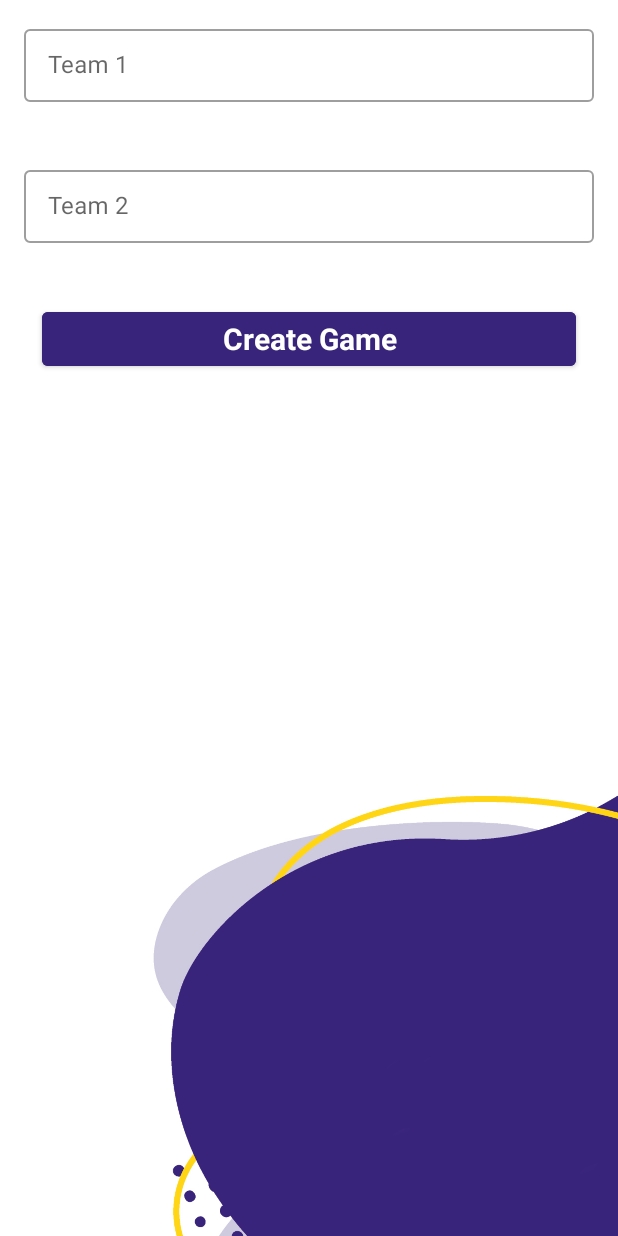
After one commit to tea561/MOSIS-PROJEKAT, an Android app: the CreateGameFragment screen opened through its navigation route, on a phone screen of 412 x 824 dp. The commit adds this screen. Run offline under Robolectric (Android 15) with nearby library versions, the phone set to English and light mode, and no system bars; our stand-ins replace Firebase (no records; nobody signed in at launch, a user with empty details on screens opened directly), navigation-ui.

Commit message:
Kreiranje igre

```diff
--- a/CaptureTheFlag/app/src/main/java/elfak/mosis/capturetheflag/common/HomeFragment.kt
+++ b/CaptureTheFlag/app/src/main/java/elfak/mosis/capturetheflag/common/HomeFragment.kt
@@ -7,6 +7,7 @@ import android.view.ViewGroup
 import android.widget.TextView
 import android.widget.Toast
 import androidx.fragment.app.Fragment
+import androidx.navigation.fragment.findNavController
 import com.google.android.material.navigation.NavigationView
 import elfak.mosis.capturetheflag.R
 import elfak.mosis.capturetheflag.databinding.FragmentHomeBinding
@@ -32,6 +33,11 @@ class HomeFragment : Fragment() {
 
     override fun onViewCreated(view: View, savedInstanceState: Bundle?) {
         super.onViewCreated(view, savedInstanceState)
+
+        binding.buttonCreateGame.setOnClickListener{
+            findNavController().navigate(R.id.action_HomeFragment_to_CreateGameFragment)
+        }
+
     }
 
 }
--- /dev/null
+++ b/CaptureTheFlag/app/src/main/java/elfak/mosis/capturetheflag/game/setup/CreateGameFragment.kt
@@ -0,0 +1,61 @@
+package elfak.mosis.capturetheflag.game.setup
+
+import android.os.Bundle
+import androidx.fragment.app.Fragment
+import android.view.LayoutInflater
+import android.view.View
+import android.view.ViewGroup
+import android.widget.EditText
+import android.widget.Toast
+import androidx.core.os.bundleOf
+import androidx.fragment.app.activityViewModels
+import androidx.fragment.app.setFragmentResult
+import androidx.navigation.fragment.findNavController
+import elfak.mosis.capturetheflag.R
+import elfak.mosis.capturetheflag.databinding.FragmentCreateGameBinding
+import elfak.mosis.capturetheflag.databinding.FragmentEditProfileBinding
+import elfak.mosis.capturetheflag.game.viewmodel.GameViewModel
+import elfak.mosis.capturetheflag.model.UserViewModel
+
+class CreateGameFragment : Fragment() {
+
+    private var _binding: FragmentCreateGameBinding? = null
+    private val binding get() = _binding!!
+
+    private val gameViewModel: GameViewModel by activityViewModels()
+
+    override fun onCreate(savedInstanceState: Bundle?) {
+        super.onCreate(savedInstanceState)
+    }
+
+    override fun onCreateView(
+        inflater: LayoutInflater, container: ViewGroup?,
+        savedInstanceState: Bundle?
+    ): View? {
+        // Inflate the layout for this fragment
+        _binding = FragmentCreateGameBinding.inflate(inflater, container, false)
+        return binding.root
+    }
+
+    override fun onViewCreated(view: View, savedInstanceState: Bundle?) {
+        super.onViewCreated(view, savedInstanceState)
+        val team1Input: EditText = requireView().findViewById(R.id.textInputTeam1)
+        val team2Input: EditText = requireView().findViewById(R.id.textInputTeam2)
+
+        binding.buttonStart.setOnClickListener{
+            val team1: String = team1Input.text.toString()
+            val team2: String = team2Input.text.toString()
+
+            if(team1 == "" || team2 == "")
+            {
+                Toast.makeText(view.context, "Please fill in all fields.", Toast.LENGTH_SHORT).show()
+            }
+            else {
+                gameViewModel.createGame(team1, team2)
+                //TODO: nav
+            }
+        }
+
+    }
+
+}
--- /dev/null
+++ b/CaptureTheFlag/app/src/main/res/layout/fragment_create_game.xml
@@ -0,0 +1,64 @@
+<?xml version="1.0" encoding="utf-8"?>
+<LinearLayout xmlns:android="http://schemas.android.com/apk/res/android"
+    xmlns:app="http://schemas.android.com/apk/res-auto"
+    xmlns:tools="http://schemas.android.com/tools"
+    android:layout_width="match_parent"
+    android:layout_height="match_parent"
+    android:orientation="vertical"
+    tools:context=".game.setup.CreateGameFragment">
+
+    <com.google.android.material.textfield.TextInputLayout
+        android:id="@+id/textInputLayoutTeam1"
+        style="@style/Widget.MaterialComponents.TextInputLayout.OutlinedBox.Dense"
+        android:layout_width="match_parent"
+        android:layout_height="wrap_content"
+        android:layout_marginStart="16dp"
+        android:layout_marginTop="14dp"
+        android:layout_marginEnd="16dp"
+        android:layout_marginBottom="40dp"
+        android:hint="@string/team_1">
+
+        <com.google.android.material.textfield.TextInputEditText
+            android:id="@+id/textInputTeam1"
+            android:layout_width="match_parent"
+            android:layout_height="match_parent"
+            android:inputType="none" />
+    </com.google.android.material.textfield.TextInputLayout>
+
+    <com.google.android.material.textfield.TextInputLayout
+        android:id="@+id/textInputLayoutTeam2"
+        style="@style/Widget.MaterialComponents.TextInputLayout.OutlinedBox.Dense"
+        android:layout_width="match_parent"
+        android:layout_height="wrap_content"
+        android:layout_marginStart="16dp"
+        android:layout_marginEnd="16dp"
+        android:layout_marginBottom="40dp"
+        android:hint="@string/team_2">
+
+        <com.google.android.material.textfield.TextInputEditText
+            android:id="@+id/textInputTeam2"
+            android:layout_width="match_parent"
+            android:layout_height="match_parent"
+            android:inputType="none" />
+    </com.google.android.material.textfield.TextInputLayout>
+
+    <Button
+        android:id="@+id/buttonStart"
+        android:layout_width="match_parent"
+        android:layout_height="wrap_content"
+        android:layout_marginStart="28dp"
+        android:layout_marginEnd="28dp"
+        android:backgroundTint="@color/blue"
+        android:text="@string/create_game"
+        android:textAppearance="@style/TextAppearance.AppCompat.Body1"
+        android:textSize="20sp"
+        android:textStyle="bold" />
+
+    <ImageView
+        android:id="@+id/imageView5"
+        android:layout_width="676dp"
+        android:layout_height="910dp"
+        android:layout_gravity="top"
+        android:src="@drawable/drocka_blue" />
+
+</LinearLayout>
--- a/CaptureTheFlag/app/src/main/res/layout/fragment_home.xml
+++ b/CaptureTheFlag/app/src/main/res/layout/fragment_home.xml
@@ -1,9 +1,10 @@
 <?xml version="1.0" encoding="utf-8"?>
 <LinearLayout xmlns:android="http://schemas.android.com/apk/res/android"
+    xmlns:app="http://schemas.android.com/apk/res-auto"
     xmlns:tools="http://schemas.android.com/tools"
     android:layout_width="match_parent"
     android:layout_height="match_parent"
-    android:background="@color/green"
+    android:background="@drawable/ic_subtract"
     android:orientation="vertical"
     tools:context=".common.HomeFragment">
 
--- a/CaptureTheFlag/app/src/main/res/navigation/nav_graph.xml
+++ b/CaptureTheFlag/app/src/main/res/navigation/nav_graph.xml
@@ -104,6 +104,10 @@
         android:label="@string/home_fragment_label"
         tools:layout="@layout/fragment_home">
 
+        <action
+            android:id="@+id/action_HomeFragment_to_CreateGameFragment"
+            app:destination="@id/CreateGameFragment" />
+
 
     </fragment>
 
@@ -191,4 +195,15 @@
 
     </fragment>
 
+    <fragment android:id="@+id/CreateGameFragment"
+        android:name="elfak.mosis.capturetheflag.game.setup.CreateGameFragment"
+        android:label="Create Game"
+        tools:layout="@layout/fragment_create_game">
+
+        <action
+            android:id="@+id/action_CreateGameFragment_to_FriendsFragment"
+            app:destination="@id/FriendsFragment" />
+
+    </fragment>
+
     </navigation>
--- a/CaptureTheFlag/app/src/main/res/values/strings.xml
+++ b/CaptureTheFlag/app/src/main/res/values/strings.xml
@@ -54,5 +54,8 @@
     <string name="no_friends">You don\'t have any friends yet</string>
     <string name="no_friends_desc">Connect with friends and capture the flag together</string>
     <string name="invite_friend">Invite friend</string>
+    <string name="invite_friendds">Invite friends</string>
+    <string name="team_1">Team 1</string>
+    <string name="team_2">Team 2</string>
 
 </resources>
```
Also changed, not shown: CaptureTheFlag/app/src/main/java/elfak/mosis/capturetheflag/game/gameover/GameOverFragment.kt (added, +60 -0 lines), CaptureTheFlag/app/src/main/java/elfak/mosis/capturetheflag/game/viewmodel/GameViewModel.kt (+15 -0 lines), CaptureTheFlag/app/src/main/res/layout/fragment_game_over.xml (added, +14 -0 lines).
